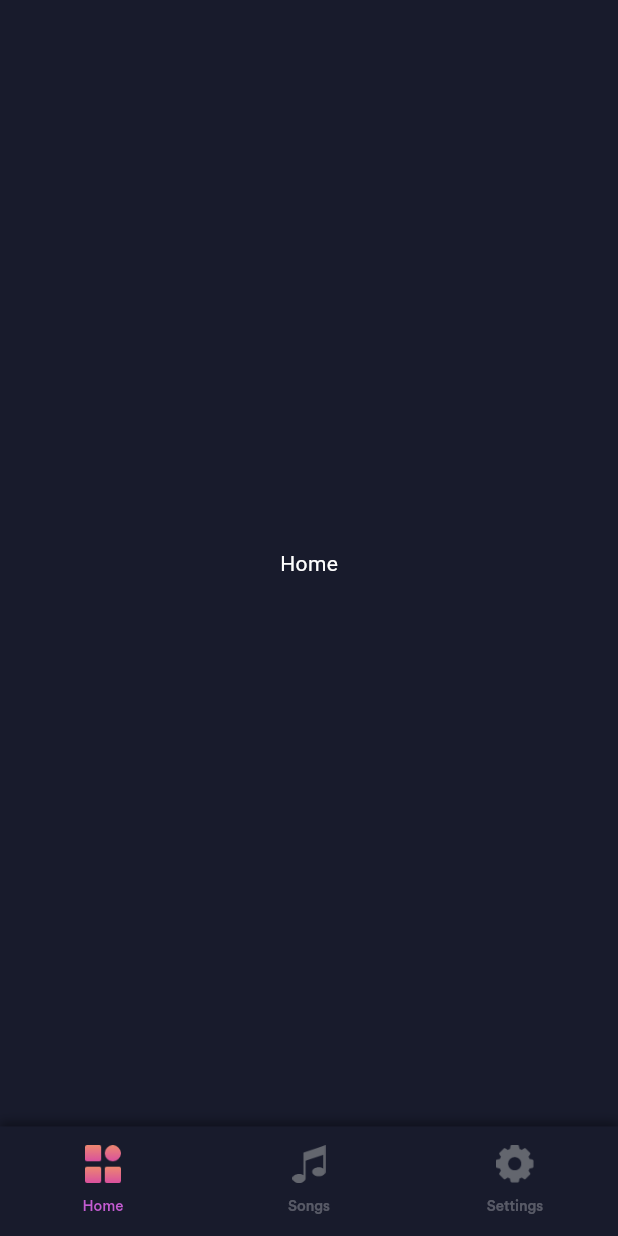
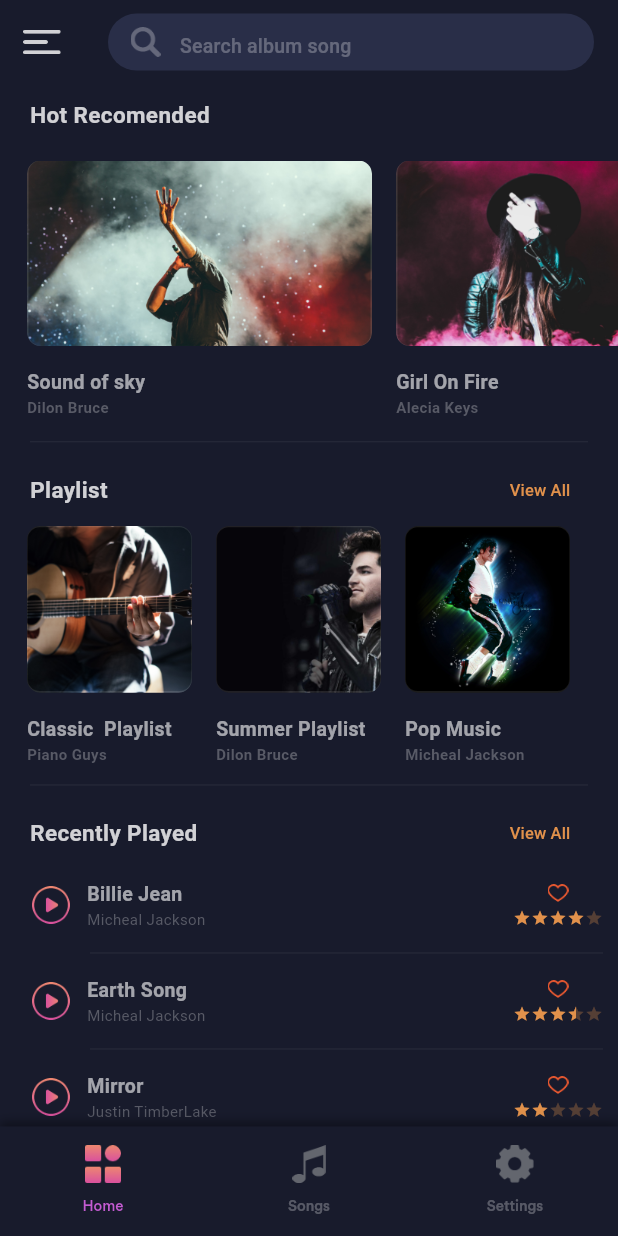
Before and after one commit to duraidfakhoury/auddo, a Flutter app: the screen it shows after launch, on a phone screen of 412 x 824 dp. Run offline on Flutter 3.47's test engine with Material 3 defaults, Android fonts, the phone set to English and light mode, and no system bars; drawn by our look-alikes of flutter_rating_bar; our stand-ins replace get.

Commit message:
home page

```diff
--- /dev/null
+++ b/lib/common_widget/playlist_cell.dart
@@ -0,0 +1,48 @@
+import 'package:auddo/common/color_extension.dart';
+import 'package:flutter/material.dart';
+
+class PlaylistCell extends StatelessWidget {
+  final Map mObj ;
+  const PlaylistCell({super.key, required this.mObj});
+
+  @override
+  Widget build(BuildContext context) {
+    return Container(
+            margin: const EdgeInsets.symmetric(horizontal: 8),
+            width: 110,
+            child: Column(
+              crossAxisAlignment: CrossAxisAlignment.start,
+              children: [
+                  ClipRRect(
+                    borderRadius: BorderRadius.circular(9),
+                    child: Image.asset(
+                      mObj["image"],
+                      width:double.maxFinite,
+                      height: MediaQuery.sizeOf(context).height*0.135,
+                      fit: BoxFit.cover,
+                    ),
+                  ),
+                  const SizedBox(height: 15,),
+                  Text(
+                    mObj['name'],
+                    maxLines: 1,
+                    style: TextStyle(
+                      color: TColor.primaryText60,
+                      fontSize: 13,
+                      fontWeight: FontWeight.w700,
+                    ),
+                  ),
+                  Text(
+                    mObj['artists'],
+                    maxLines: 1,
+                    style: TextStyle(
+                      color: TColor.secondaryText,
+                      fontSize: 10,
+                      fontWeight: FontWeight.w700,
+                    ),
+                  ),
+              ],
+            ),
+    );
+  }
+}
--- /dev/null
+++ b/lib/common_widget/recomended_cell.dart
@@ -0,0 +1,48 @@
+import 'package:auddo/common/color_extension.dart';
+import 'package:flutter/material.dart';
+
+class RecomendedCell extends StatelessWidget {
+  final Map mObj ;
+  const RecomendedCell({super.key, required this.mObj});
+
+  @override
+  Widget build(BuildContext context) {
+    return Container(
+            margin: const EdgeInsets.symmetric(horizontal: 8),
+            width: 230,
+            child: Column(
+              crossAxisAlignment: CrossAxisAlignment.start,
+              children: [
+                  ClipRRect(
+                    borderRadius: BorderRadius.circular(9),
+                    child: Image.asset(
+                      mObj["image"],
+                      width:double.maxFinite,
+                      height: MediaQuery.sizeOf(context).height*0.15,
+                      fit: BoxFit.cover,
+                    ),
+                  ),
+                  const SizedBox(height: 15,),
+                  Text(
+                    mObj['name'],
+                    maxLines: 1,
+                    style: TextStyle(
+                      color: TColor.primaryText60,
+                      fontSize: 13,
+                      fontWeight: FontWeight.w700,
+                    ),
+                  ),
+                  Text(
+                    mObj['artists'],
+                    maxLines: 1,
+                    style: TextStyle(
+                      color: TColor.secondaryText,
+                      fontSize: 10,
+                      fontWeight: FontWeight.w700,
+                    ),
+                  ),
+              ],
+            ),
+    );
+  }
+}
--- /dev/null
+++ b/lib/common_widget/song_row.dart
@@ -0,0 +1,91 @@
+import 'package:auddo/common/color_extension.dart';
+import 'package:flutter/material.dart';
+import 'package:flutter_rating_bar/flutter_rating_bar.dart';
+
+class SongRow extends StatelessWidget {
+  final Map sObj ;
+  final VoidCallback onPressedPlay ;
+  final VoidCallback onPressed ;
+  const SongRow({super.key, required this.sObj, required this.onPressedPlay, required this.onPressed});
+
+  @override
+  Widget build(BuildContext context) {
+    return Column(
+      mainAxisSize: MainAxisSize.min,
+      children: [
+        Row(
+          children: [
+            IconButton(
+              onPressed: onPressedPlay,
+              icon: Image.asset(
+                "assets/img/play_btn.png",
+                width: 25,
+                height: 25,
+              )),
+              Expanded(
+                child: Column(
+                  crossAxisAlignment: CrossAxisAlignment.start,
+                  children: [
+                    Text(
+                    sObj['name'],
+                    maxLines: 1,
+                    style: TextStyle(
+                      color: TColor.primaryText60,
+                      fontSize: 13,
+                      fontWeight: FontWeight.w700,
+                    ),
+                  ),
+                  Text(
+                    sObj['artists'],
+                    maxLines: 1,
+                    style: TextStyle(
+                      color: TColor.secondaryText,
+                      fontSize: 10,
+                    ),
+                  ),
+                  ],
+                )
+              ),
+              Column(
+                  children: [
+                    Image.asset(
+                      "assets/img/fav.png",
+                      width: 14,
+                      height: 14,
+                    ),
+                    const SizedBox(height: 4,),
+                  IgnorePointer(
+                    ignoring: true,
+                    child: RatingBar.builder(
+                      initialRating: sObj['rate'],
+                      minRating: 1,
+                      direction: Axis.horizontal,
+                      allowHalfRating: true,
+                      itemCount: 5,
+                      itemSize: 12,
+                      itemPadding: EdgeInsets.zero,
+                      updateOnDrag: false,
+                      unratedColor: TColor.org.withOpacity(0.3),
+                      itemBuilder: (context, _) => Icon(
+                        Icons.star,
+                        color: TColor.org,
+                      ),
+                      onRatingUpdate: (rating) {
+                        print(rating);
+                      },
+                    ),
+                  ),
+                  ],
+                )
+
+          ],
+        ),
+        Divider(
+          color: Colors.white.withOpacity(0.07),
+          indent: 50,
+        )
+      ],
+    );
+
+  }
+}
--- /dev/null
+++ b/lib/common_widget/title_section.dart
@@ -0,0 +1,24 @@
+import 'package:auddo/common/color_extension.dart';
+import 'package:flutter/material.dart';
+
+class TitleSection extends StatelessWidget {
+
+  final String title ;
+
+  const TitleSection({super.key, required this.title});
+
+  @override
+  Widget build(BuildContext context) {
+    return Padding(
+              padding: const EdgeInsets.symmetric(horizontal: 20,vertical: 10),
+              child: Text(
+                title,
+                style: TextStyle(
+                  color: TColor.primaryText80,
+                  fontSize: 15,
+                  fontWeight: FontWeight.w600,
+                  ),
+                ),
+            );
+  }
+}
--- /dev/null
+++ b/lib/common_widget/view_all_section.dart
@@ -0,0 +1,44 @@
+import 'package:auddo/common/color_extension.dart';
+import 'package:flutter/material.dart';
+
+class ViewAllSection extends StatelessWidget {
+
+  final String title ;
+  final String buttonTitle;
+  final VoidCallback onPressed ;
+  const ViewAllSection({
+    super.key,
+    required this.title,
+    this.buttonTitle = 'View All',
+    required this.onPressed});
+
+  @override
+  Widget build(BuildContext context) {
+    return Padding(
+              padding: const EdgeInsets.symmetric(horizontal: 20,),
+              child: Row(
+                children: [
+                  Expanded(
+                    child: Text(
+                      title,
+                      style: TextStyle(
+                        color: TColor.primaryText80,
+                        fontSize: 15,
+                        fontWeight: FontWeight.w600,
+                        ),
+                      ),
+                  ),
+                  TextButton(
+                    onPressed: onPressed,
+                    child: Text(
+                      buttonTitle,
+                      style: TextStyle(
+                        color: TColor.org,
+                        fontSize: 11,
+                        ),
+                      ))
+                ],
+              ),
+            );
+  }
+}
--- a/lib/main.dart
+++ b/lib/main.dart
@@ -1,9 +1,17 @@
 import 'package:auddo/common/color_extension.dart';
 import 'package:auddo/view/splash_view.dart';
 import 'package:flutter/material.dart';
+import 'package:flutter/services.dart';
 import 'package:get/get.dart';
 
 void main() {
+  WidgetsFlutterBinding.ensureInitialized();
+  SystemChrome.setEnabledSystemUIMode(SystemUiMode.edgeToEdge);
+  SystemChrome.setSystemUIOverlayStyle( const SystemUiOverlayStyle(
+  statusBarColor: Colors.transparent, // or any color you want
+  statusBarIconBrightness: Brightness.light, // for dark background
+  statusBarBrightness: Brightness.dark, // for iOS
+));
   runApp(const MyApp());
 }
 
--- /dev/null
+++ b/lib/view/home/home_view.dart
@@ -0,0 +1,144 @@
+import 'package:auddo/common/color_extension.dart';
+import 'package:auddo/common_widget/playlist_cell.dart';
+import 'package:auddo/common_widget/song_row.dart';
+import 'package:auddo/common_widget/recomended_cell.dart';
+import 'package:auddo/common_widget/title_section.dart';
+import 'package:auddo/common_widget/view_all_section.dart';
+import 'package:auddo/view_model/home_view_model.dart';
+import 'package:flutter/material.dart';
+import 'package:get/get.dart';
+
+class HomeView extends StatefulWidget {
+  const HomeView({super.key});
+
+  @override
+  State<HomeView> createState() => _HomeViewState();
+}
+
+class _HomeViewState extends State<HomeView> {
+
+  final homeVM = Get.put(HomeViewModel());
+
+  void onPressed(){
+    print("hi");
+  }
+
+  @override
+  Widget build(BuildContext context) {
+    return Scaffold(
+      appBar: AppBar(
+        title: Row(
+          children: [
+            Expanded(
+              child: Container(
+                height: 38,
+                decoration: BoxDecoration(
+                  color: const Color(0xff292E48),
+                  borderRadius: BorderRadius.circular(19),
+                ),
+                child: TextField(
+                  controller: homeVM.txtsearchControlller.value,
+                  decoration:  InputDecoration(
+                    prefixIcon: Container(
+                      margin:const EdgeInsets.only(left: 15),
+                      alignment: Alignment.centerLeft,
+                      width: 30,
+                      child: Image.asset(
+                        "assets/img/search.png",
+                        width: 20,
+                        height: 20,
+                        fit: BoxFit.contain,
+                        color: TColor.primaryText28,
+                      ),
+                    ),
+                    contentPadding: const EdgeInsets.symmetric(
+                      vertical: 4,
+                      horizontal: 20
+                    ),
+                    focusedBorder: InputBorder.none,
+                    enabledBorder: InputBorder.none,
+                    errorBorder: InputBorder.none,
+                    hintText: "Search album song",
+                    hintStyle: TextStyle(
+                      color: TColor.primaryText28,
+                      fontSize: 13
+                    )
+                  ),
+                ),
+              ),
+            ),
+          ],
+        ),
+        backgroundColor: TColor.bg,
+        elevation: 0,
+        leading: IconButton(
+          onPressed: () {},
+          icon: Image.asset(
+            "assets/img/menu.png",
+            width: 25 ,
+            height: 25,
+            fit: BoxFit.contain,
+          )),
+      ),
+      body: SingleChildScrollView(
+        child:Column(
+          crossAxisAlignment: CrossAxisAlignment.start,
+          children: [
+            const TitleSection(title: "Hot Recomended"),
+            SizedBox(
+              height: MediaQuery.sizeOf(context).height*0.23,
+              child: ListView.builder(
+                padding: const EdgeInsets.symmetric(horizontal: 10 , vertical: 10),
+                scrollDirection: Axis.horizontal,
+                itemCount: homeVM.hostRecomendedArr.length,
+                itemBuilder: (context, index) {
+                  var mObj = homeVM.hostRecomendedArr[index];
+                  return RecomendedCell(mObj: mObj);
+                }, )
+            ),
+            Divider(
+              color:Colors.white.withOpacity(0.07),
+              indent: 20,
+              endIndent: 20,
+            ),
+            ViewAllSection(title: "Playlist", onPressed: onPressed),
+            SizedBox(
+              height: MediaQuery.sizeOf(context).height*0.2,
+              child: ListView.builder(
+                padding: const EdgeInsets.symmetric(horizontal: 10 , vertical: 0),
+                scrollDirection: Axis.horizontal,
+                itemCount: homeVM.playlistArr.length,
+                itemBuilder: (context, index) {
+                  var mObj = homeVM.playlistArr[index];
+                  return PlaylistCell(mObj: mObj);
+                }, )
+            ),
+            Divider(
+              color:Colors.white.withOpacity(0.07),
+              indent: 20,
+              endIndent: 20,
+            ),
+            ViewAllSection(title: "Recently Played", onPressed: onPressed),
+            SizedBox(
+              height: MediaQuery.sizeOf(context).height*0.3,
+              child: ListView.builder(
+                physics: const NeverScrollableScrollPhysics(),
+                shrinkWrap: true,
+                padding: const EdgeInsets.symmetric(horizontal: 10 ,),
+                itemCount: homeVM.recentlyPlayedArr.length,
+                itemBuilder: (context, index) {
+                  var sObj = homeVM.recentlyPlayedArr[index];
+                  print(sObj['name']);
+                  return SongRow(
+                    sObj: sObj,
+                    onPressed: () {},
+                    onPressedPlay: () {},
+                    );
+
+                }, )
+            ),
+          ],
+        ) ,),
+    );
+  }
+}
--- a/lib/view/main_tabview/main_tab_view.dart
+++ b/lib/view/main_tabview/main_tab_view.dart
@@ -1,4 +1,5 @@
 import 'package:auddo/common/color_extension.dart';
+import 'package:auddo/view/home/home_view.dart';
 import 'package:flutter/material.dart';
 
 class MainTabView extends StatefulWidget {
@@ -40,7 +41,7 @@ with SingleTickerProviderStateMixin {
       body: TabBarView(
         controller: controller,
         children:[
-          Center(child: Container(child: Text("Home"),)),
+          const HomeView(),
           Center(child: Container(child: Text("songs"),)),
           Center(child: Container(child: Text("settings"),)),
         ]),
--- a/lib/view/splash_view.dart
+++ b/lib/view/splash_view.dart
@@ -15,7 +15,6 @@ class _SplashViewState extends State<SplashView> {
   final splashVM = Get.put(SplashViewModel());
   @override
   void initState(){
-    SystemChrome.setEnabledSystemUIMode(SystemUiMode.leanBack);
     super.initState();
     splashVM.loadView();
   }
--- /dev/null
+++ b/lib/view_model/home_view_model.dart
@@ -0,0 +1,63 @@
+import 'package:flutter/material.dart';
+import 'package:get/get.dart';
+
+class HomeViewModel extends GetxController {
+
+  final txtsearchControlller = TextEditingController().obs;
+
+  final hostRecomendedArr = [
+    {
+      "image" : "assets/img/img_1.png",
+      "name" : "Sound of sky" ,
+      "artists" : "Dilon Bruce"
+    },
+    {
+      "image" : "assets/img/img_2.png",
+      "name" : "Girl On Fire" ,
+      "artists" : "Alecia Keys"
+    },
+  ].obs;
+
+
+  final playlistArr = [
+    {
+      "image" : "assets/img/img_3.png",
+      "name" : "Classic  Playlist " ,
+      "artists" : "Piano Guys"
+    },
+    {
+      "image" : "assets/img/img_4.png",
+      "name" : "Summer Playlist" ,
+      "artists" : "Dilon Bruce"
+    },
+    {
+      "image" : "assets/img/img_5.png",
+      "name" : "Pop Music" ,
+      "artists" : "Micheal Jackson"
+    },
+  ];
+
+  final recentlyPlayedArr = [
+    {
+      "rate" : 4.0,
+      "name" : "Billie Jean" ,
+      "artists" : "Micheal Jackson"
+    },
+    {
+      "rate" : 3.5,
+      "name" : "Earth Song" ,
+      "artists" : "Micheal Jackson"
+    },
+    {
+      "rate" : 2.0,
+      "name" : "Mirror" ,
+      "artists" : "Justin TimberLake"
+    },
+    {
+      "rate" : 4.7,
+      "name" : "Remember The Time" ,
+      "artists" : "Micheal Jackson"
+    },
+  ].obs;
+
+}
--- a/pubspec.yaml
+++ b/pubspec.yaml
@@ -36,6 +36,7 @@ dependencies:
   # Use with the CupertinoIcons class for iOS style icons.
   cupertino_icons: ^1.0.8
   get: ^4.6.6
+  flutter_rating_bar: ^4.0.1
 
 dev_dependencies:
   flutter_test:
@@ -47,6 +48,7 @@ dev_dependencies:
   # package. See that file for information about deactivating specific lint
   # rules and activating additional ones.
   flutter_lints: ^4.0.0
+
 
 # For information on the generic Dart part of this file, see the
 # following page: https://dart.dev/tools/pub/pubspec
```
Also changed, not shown: pubspec.lock.
